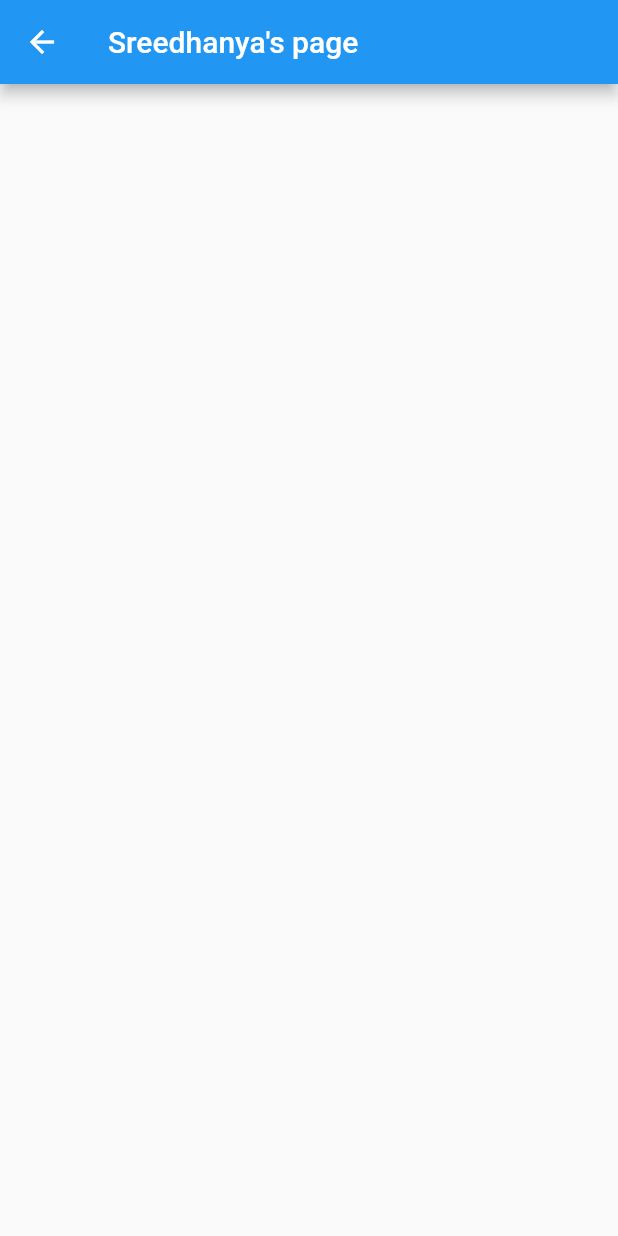
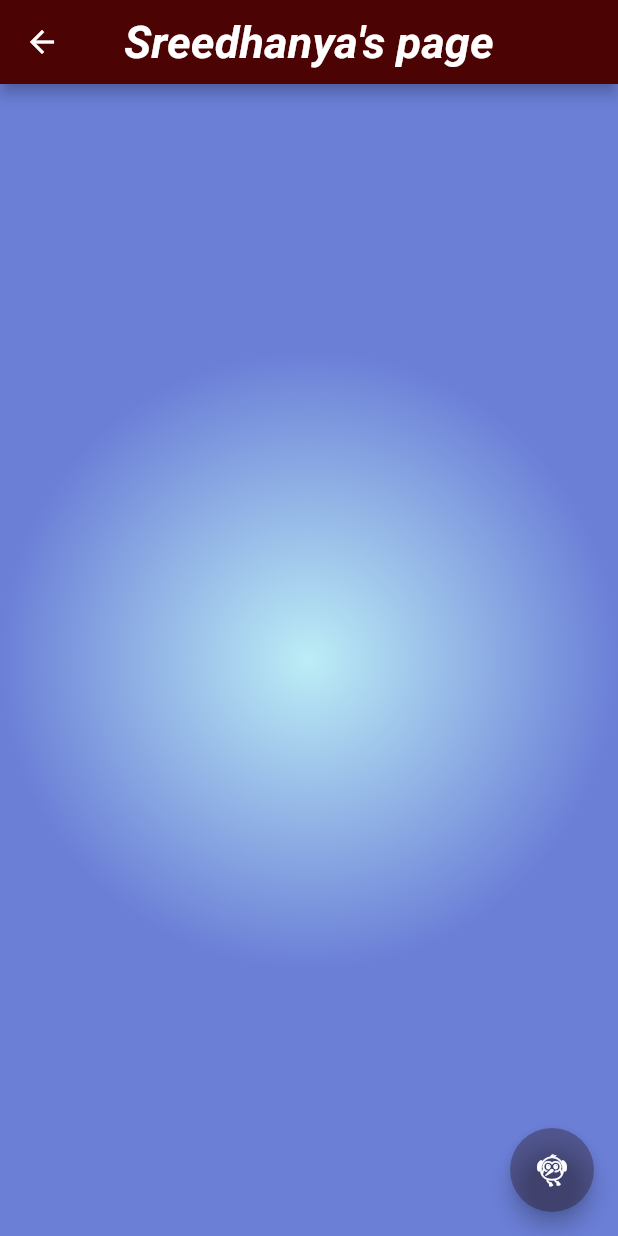
Before and after one commit to jydv402/New-project, a Flutter app: the Thirdpage screen opened directly, on a phone screen of 412 x 824 dp. Run offline on Flutter 3.47's test engine with Material 2 defaults, Android fonts, the phone set to English and light mode, and no system bars; our stand-ins replace lottie.

Commit message:
changes in three.dart

```diff
--- a/collab_flutter_project/lib/three.dart
+++ b/collab_flutter_project/lib/three.dart
@@ -1,13 +1,48 @@
 import 'package:flutter/material.dart';
+import 'dart:math';
 
-class Thirdpage extends StatelessWidget {
+class Thirdpage extends StatefulWidget {
   const Thirdpage({super.key});
 
+  @override
+  State<Thirdpage> createState() => _ThirdpageState();
+}
+
+class _ThirdpageState extends State<Thirdpage> {
+  Random r = Random();
+  int c1 = 0xffBCEDF6;
+  int c2 = 0xff6B7FD7;
+  int val = 0;
   @override
   Widget build(BuildContext context) {
     return Scaffold(
       appBar: AppBar(
+        backgroundColor: Color.fromARGB(255, 75, 3, 3),
         title: const Text("Sreedhanya's page"),
+        centerTitle: true,
+        titleTextStyle: const TextStyle(
+          fontStyle: FontStyle.italic,
+          fontSize: 30,
+          fontWeight: FontWeight.bold,
+          color: Colors.white,
+        ),
+      ),
+      body: Container(
+          decoration: BoxDecoration(
+              gradient: RadialGradient(colors: [Color(c1), Color(c2)]))),
+      floatingActionButton: FloatingActionButton(
+        backgroundColor: Color.fromARGB(80, 32, 5, 5),
+        onPressed: () {
+          setState(() {
+            c1 = r.nextInt(0xffffffff);
+            c2 = r.nextInt(0xffffffff);
+            ScaffoldMessenger.of(context).showSnackBar(const SnackBar(
+              content: Text("Changed Background Gradient"),
+              duration: Duration(milliseconds: 350),
+            ));
+          });
+        },
+        child: const Icon(Icons.flutter_dash),
       ),
     );
   }
```
